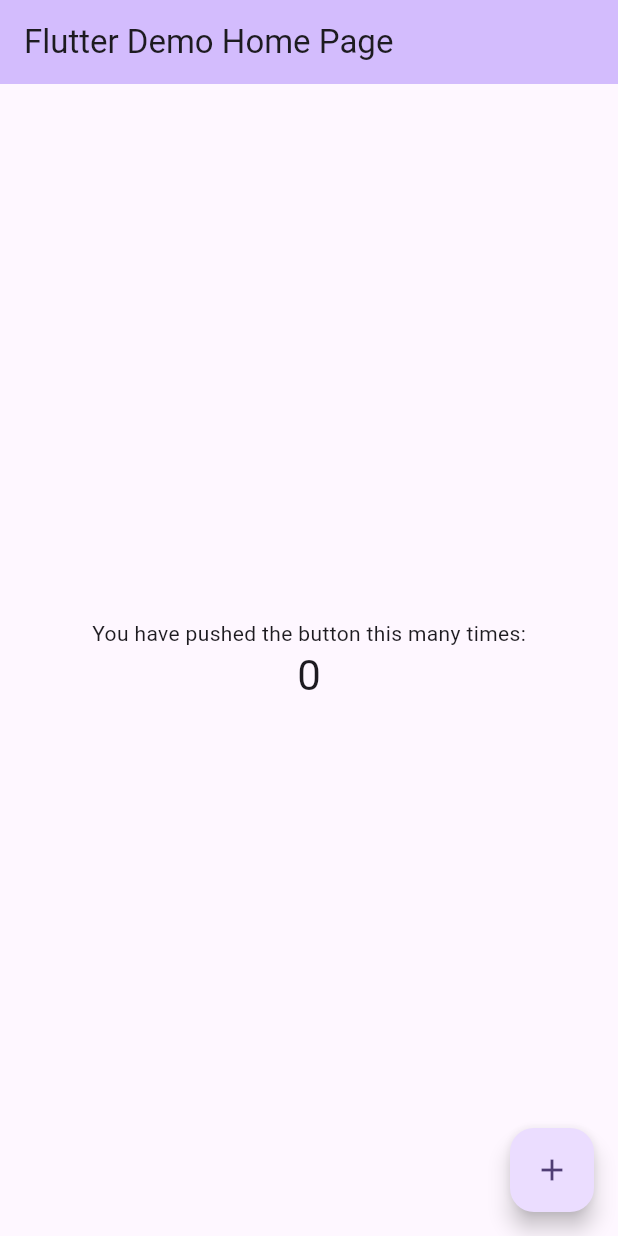
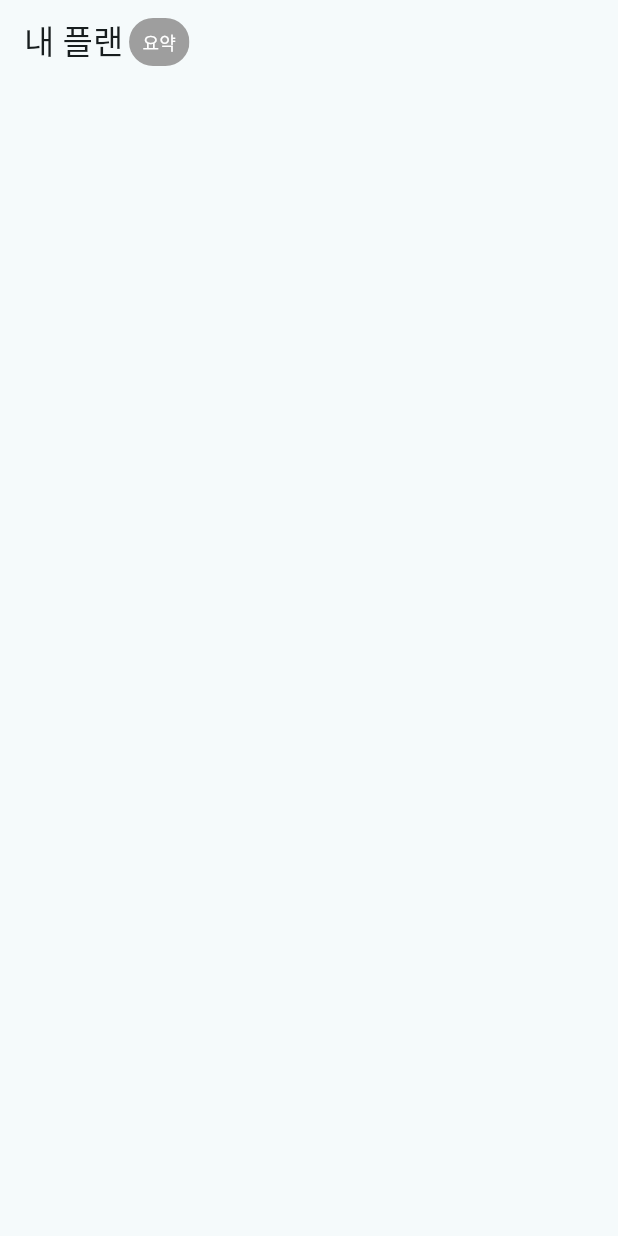
Before and after one commit to flutter-fantastic-crew/ej, a Flutter app: the screen it shows after launch, on a phone screen of 412 x 824 dp. Run offline on Flutter 3.47's test engine with Material 3 defaults, Android fonts, the phone set to English and light mode, and no system bars.

Commit message:
🎨 AppBar

```diff
--- a/lib/main.dart
+++ b/lib/main.dart
@@ -1,4 +1,6 @@
 import 'package:flutter/material.dart';
+
+import 'package:scone_clone/screens/plan_screen.dart';
 
 void main() {
   runApp(const MyApp());
@@ -11,7 +13,7 @@ class MyApp extends StatelessWidget {
   @override
   Widget build(BuildContext context) {
     return MaterialApp(
-      title: 'Flutter Demo',
+      title: 'Scone Clone',
       theme: ThemeData(
         // This is the theme of your application.
         //
@@ -28,10 +30,11 @@ class MyApp extends StatelessWidget {
         //
         // This works for code too, not just values: Most code changes can be
         // tested with just a hot reload.
-        colorScheme: ColorScheme.fromSeed(seedColor: Colors.deepPurple),
+        colorScheme: ColorScheme.fromSeed(seedColor: Colors.grey.shade300),
+        primaryColor: Colors.blue.shade700,
         useMaterial3: true,
       ),
-      home: const MyHomePage(title: 'Flutter Demo Home Page'),
+      home: const PlanScreen(),
     );
   }
 }
--- /dev/null
+++ b/lib/screens/plan_screen.dart
@@ -0,0 +1,33 @@
+import 'package:flutter/material.dart';
+
+class PlanScreen extends StatefulWidget {
+  const PlanScreen({super.key});
+
+  @override
+  State<PlanScreen> createState() => _PlanScreenState();
+}
+
+class _PlanScreenState extends State<PlanScreen> {
+  @override
+  Widget build(BuildContext context) {
+    return Scaffold(
+      appBar: AppBar(
+          centerTitle: false,
+          title: Row(
+            children: [
+              const Text('내 플랜'),
+              Chip(
+                padding: const EdgeInsets.all(1),
+                labelStyle: const TextStyle(fontSize: 12, color: Colors.white),
+                label: const Text('요약'),
+                side: BorderSide.none,
+                shape: RoundedRectangleBorder(
+                  borderRadius: BorderRadius.circular(16),
+                ),
+                backgroundColor: Colors.grey,
+              )
+            ],
+          )),
+    );
+  }
+}
```
